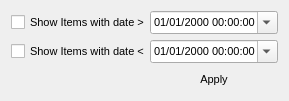
Before: the Qt Designer form createddatefilter.ui in pjrinaldi/wombatforensics, drawn with Qt 5.
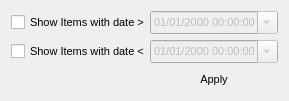
After: the same form once the commit is applied.

```diff
--- a/createddatefilter.ui
+++ b/createddatefilter.ui
@@ -47,6 +47,9 @@
    </item>
    <item row="0" column="1">
     <widget class="QDateTimeEdit" name="moredateTimeEdit">
+     <property name="enabled">
+      <bool>false</bool>
+     </property>
      <property name="displayFormat">
       <string>MM/dd/yyyy HH:mm:ss</string>
      </property>
@@ -60,6 +63,9 @@
    </item>
    <item row="2" column="1">
     <widget class="QDateTimeEdit" name="lessdateTimeEdit">
+     <property name="enabled">
+      <bool>false</bool>
+     </property>
      <property name="displayFormat">
       <string>MM/dd/yyyy HH:mm:ss</string>
      </property>
```
Left out of the diff: 35 changed lines with no effect on the pictures.
